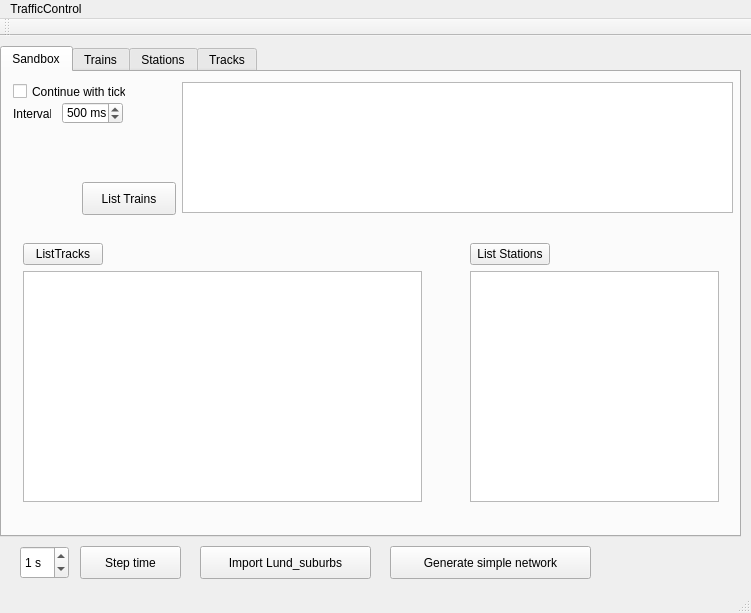
First picture: the form in trafficcontrol.ui, repository cutetrains/trafficControl-dev, before the edit.
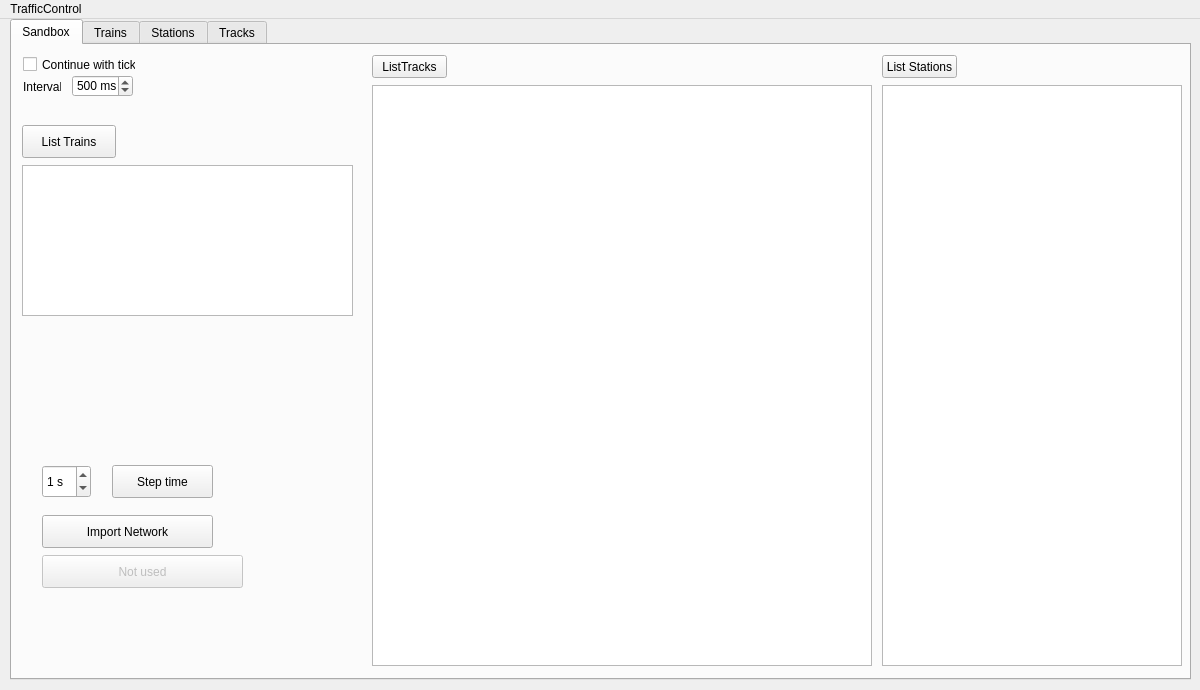
Second picture: the form after the edit.

The edit to the form file:
```diff
--- a/trafficcontrol.ui
+++ b/trafficcontrol.ui
@@ -6,10 +6,16 @@
    <rect>
     <x>0</x>
     <y>0</y>
-    <width>751</width>
-    <height>613</height>
+    <width>1200</width>
+    <height>690</height>
    </rect>
   </property>
+  <property name="sizePolicy">
+   <sizepolicy hsizetype="Fixed" vsizetype="Maximum">
+    <horstretch>0</horstretch>
+    <verstretch>0</verstretch>
+   </sizepolicy>
+  </property>
   <property name="windowTitle">
    <string>trafficControl</string>
   </property>
@@ -17,10 +23,10 @@
    <widget class="QTabWidget" name="tabWidget">
     <property name="geometry">
      <rect>
-      <x>0</x>
-      <y>10</y>
-      <width>741</width>
-      <height>491</height>
+      <x>10</x>
+      <y>0</y>
+      <width>1181</width>
+      <height>661</height>
      </rect>
     </property>
     <property name="sizePolicy">
@@ -42,10 +48,10 @@
      <widget class="QTableView" name="trainListTableView">
       <property name="geometry">
        <rect>
-        <x>180</x>
-        <y>10</y>
-        <width>551</width>
-        <height>131</height>
+        <x>10</x>
+        <y>120</y>
+        <width>331</width>
+        <height>151</height>
        </rect>
       </property>
       <property name="font">
@@ -57,8 +63,8 @@
      <widget class="QPushButton" name="listTrainButton">
       <property name="geometry">
        <rect>
-        <x>80</x>
-        <y>110</y>
+        <x>10</x>
+        <y>80</y>
         <width>94</width>
         <height>33</height>
        </rect>
@@ -67,96 +73,6 @@
        <string>List Trains</string>
       </property>
      </widget>
-     <widget class="QWidget" name="layoutWidget">
-      <property name="geometry">
-       <rect>
-        <x>457</x>
-        <y>160</y>
-        <width>271</width>
-        <height>281</height>
-       </rect>
-      </property>
-      <layout class="QVBoxLayout" name="verticalLayout">
-       <item>
-        <layout class="QHBoxLayout" name="horizontalLayout">
-         <item>
-          <widget class="QPushButton" name="listStationButton">
-           <property name="text">
-            <string>List Stations</string>
-           </property>
-          </widget>
-         </item>
-         <item>
-          <spacer name="horizontalSpacer_2">
-           <property name="orientation">
-            <enum>Qt::Horizontal</enum>
-           </property>
-           <property name="sizeHint" stdset="0">
-            <size>
-             <width>40</width>
-             <height>20</height>
-            </size>
-           </property>
-          </spacer>
-         </item>
-        </layout>
-       </item>
-       <item>
-        <widget class="QTableView" name="stationListTableView">
-         <property name="font">
-          <font>
-           <pointsize>8</pointsize>
-          </font>
-         </property>
-        </widget>
-       </item>
-      </layout>
-     </widget>
-     <widget class="QWidget" name="layoutWidget1">
-      <property name="geometry">
-       <rect>
-        <x>10</x>
-        <y>160</y>
-        <width>421</width>
-        <height>281</height>
-       </rect>
-      </property>
-      <layout class="QVBoxLayout" name="verticalLayout_2">
-       <item>
-        <layout class="QHBoxLayout" name="horizontalLayout_2">
-         <item>
-          <widget class="QPushButton" name="listTrackButton">
-           <property name="text">
-            <string>ListTracks</string>
-           </property>
-          </widget>
-         </item>
-         <item>
-          <spacer name="horizontalSpacer">
-           <property name="orientation">
-            <enum>Qt::Horizontal</enum>
-           </property>
-           <property name="sizeHint" stdset="0">
-            <size>
-             <width>40</width>
-             <height>20</height>
-            </size>
-           </property>
-          </spacer>
-         </item>
-        </layout>
-       </item>
-       <item>
-        <widget class="QTableView" name="trackListTableView">
-         <property name="font">
-          <font>
-           <pointsize>8</pointsize>
-          </font>
-         </property>
-        </widget>
-       </item>
-      </layout>
-     </widget>
      <widget class="QSpinBox" name="tickIntervalSpinBox">
       <property name="geometry">
        <rect>
@@ -205,6 +121,123 @@
        <string>Interval</string>
       </property>
      </widget>
+     <widget class="QSpinBox" name="stepTimeBox">
+      <property name="geometry">
+       <rect>
+        <x>30</x>
+        <y>420</y>
+        <width>49</width>
+        <height>33</height>
+       </rect>
+      </property>
+      <property name="suffix">
+       <string> s</string>
+      </property>
+      <property name="maximum">
+       <number>3600</number>
+      </property>
+      <property name="value">
+       <number>1</number>
+      </property>
+     </widget>
+     <widget class="QPushButton" name="timeTickButton">
+      <property name="geometry">
+       <rect>
+        <x>100</x>
+        <y>420</y>
+        <width>101</width>
+        <height>33</height>
+       </rect>
+      </property>
+      <property name="text">
+       <string>Step time</string>
+      </property>
+     </widget>
+     <widget class="QPushButton" name="importNetworkButton">
+      <property name="geometry">
+       <rect>
+        <x>30</x>
+        <y>470</y>
+        <width>171</width>
+        <height>33</height>
+       </rect>
+      </property>
+      <property name="text">
+       <string>Import Network</string>
+      </property>
+     </widget>
+     <widget class="QPushButton" name="generateNetworkButton">
+      <property name="enabled">
+       <bool>false</bool>
+      </property>
+      <property name="geometry">
+       <rect>
+        <x>30</x>
+        <y>510</y>
+        <width>201</width>
+        <height>33</height>
+       </rect>
+      </property>
+      <property name="text">
+       <string>Not used</string>
+      </property>
+     </widget>
+     <widget class="QTableView" name="stationListTableView">
+      <property name="geometry">
+       <rect>
+        <x>870</x>
+        <y>40</y>
+        <width>300</width>
+        <height>581</height>
+       </rect>
+      </property>
+      <property name="font">
+       <font>
+        <pointsize>8</pointsize>
+       </font>
+      </property>
+     </widget>
+     <widget class="QPushButton" name="listStationButton">
+      <property name="geometry">
+       <rect>
+        <x>870</x>
+        <y>10</y>
+        <width>75</width>
+        <height>23</height>
+       </rect>
+      </property>
+      <property name="text">
+       <string>List Stations</string>
+      </property>
+     </widget>
+     <widget class="QTableView" name="trackListTableView">
+      <property name="geometry">
+       <rect>
+        <x>360</x>
+        <y>40</y>
+        <width>500</width>
+        <height>581</height>
+       </rect>
+      </property>
+      <property name="font">
+       <font>
+        <pointsize>8</pointsize>
+       </font>
+      </property>
+     </widget>
+     <widget class="QPushButton" name="listTrackButton">
+      <property name="geometry">
+       <rect>
+        <x>360</x>
+        <y>10</y>
+        <width>75</width>
+        <height>23</height>
+       </rect>
+      </property>
+      <property name="text">
+       <string>ListTracks</string>
+      </property>
+     </widget>
     </widget>
     <widget class="QWidget" name="tab_1">
      <attribute name="title">
@@ -441,71 +474,13 @@
      </attribute>
     </widget>
    </widget>
-   <widget class="QSpinBox" name="stepTimeBox">
-    <property name="geometry">
-     <rect>
-      <x>20</x>
-      <y>510</y>
-      <width>49</width>
-      <height>33</height>
-     </rect>
-    </property>
-    <property name="suffix">
-     <string> s</string>
-    </property>
-    <property name="maximum">
-     <number>3600</number>
-    </property>
-    <property name="value">
-     <number>1</number>
-    </property>
-   </widget>
-   <widget class="QPushButton" name="timeTickButton">
-    <property name="geometry">
-     <rect>
-      <x>80</x>
-      <y>510</y>
-      <width>101</width>
-      <height>33</height>
-     </rect>
-    </property>
-    <property name="text">
-     <string>Step time</string>
-    </property>
-   </widget>
-   <widget class="QPushButton" name="generateNetworkButton">
-    <property name="geometry">
-     <rect>
-      <x>390</x>
-      <y>510</y>
-      <width>201</width>
-      <height>33</height>
-     </rect>
-    </property>
-    <property name="text">
-     <string>Generate simple network</string>
-    </property>
-   </widget>
-   <widget class="QPushButton" name="importNetworkButton">
-    <property name="geometry">
-     <rect>
-      <x>200</x>
-      <y>510</y>
-      <width>171</width>
-      <height>33</height>
-     </rect>
-    </property>
-    <property name="text">
-     <string>Import Lund_suburbs</string>
-    </property>
-   </widget>
   </widget>
   <widget class="QMenuBar" name="menuBar">
    <property name="geometry">
     <rect>
      <x>0</x>
      <y>0</y>
-     <width>751</width>
+     <width>1200</width>
      <height>21</height>
     </rect>
    </property>
@@ -516,15 +491,6 @@
    </widget>
    <addaction name="menuTrafficControl"/>
   </widget>
-  <widget class="QToolBar" name="mainToolBar">
-   <attribute name="toolBarArea">
-    <enum>TopToolBarArea</enum>
-   </attribute>
-   <attribute name="toolBarBreak">
-    <bool>false</bool>
-   </attribute>
-  </widget>
-  <widget class="QStatusBar" name="statusBar"/>
  </widget>
  <layoutdefault spacing="6" margin="11"/>
  <resources/>
```
